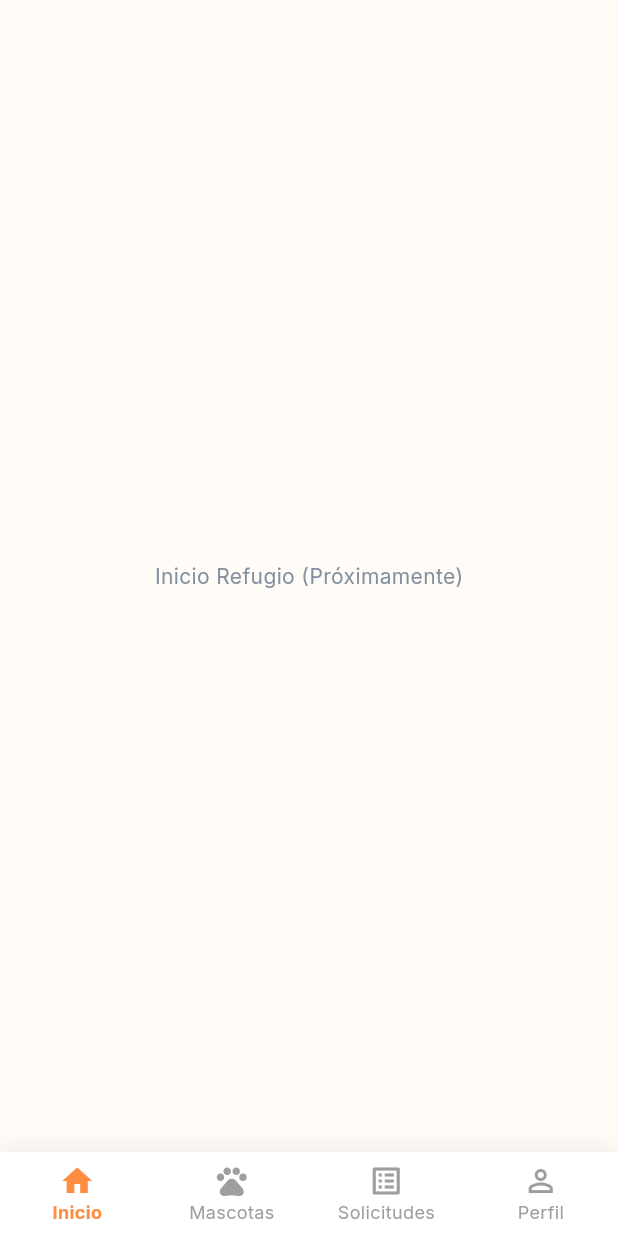
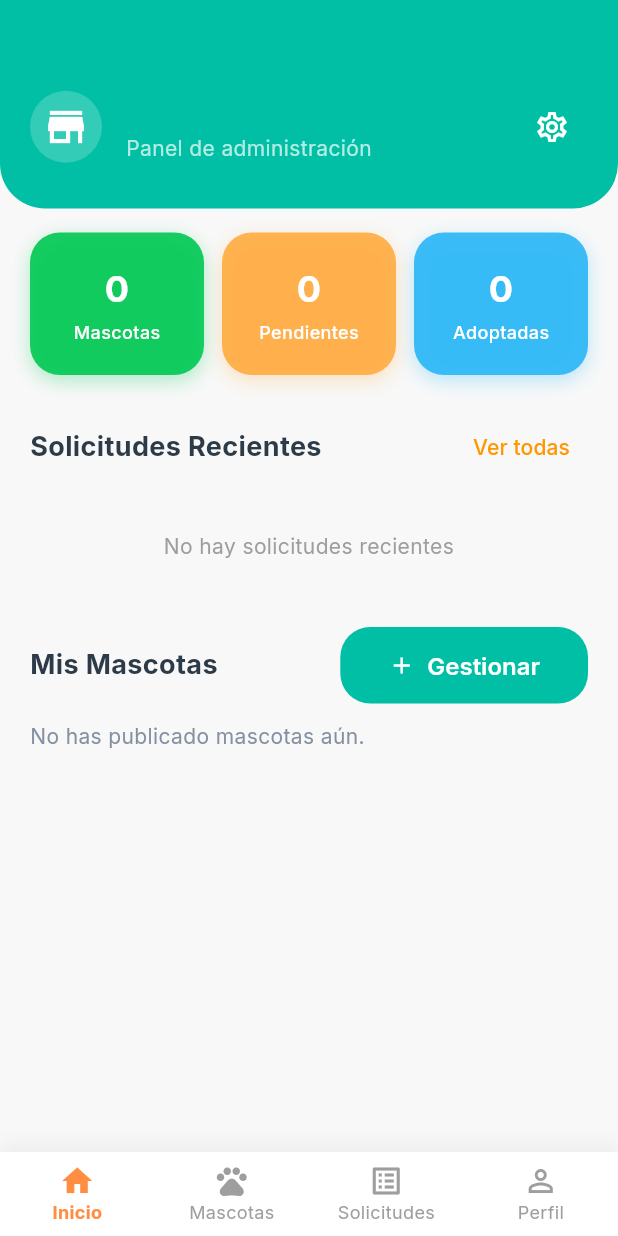
Before and after one commit to jmvillanueva-dev/MobilApp_Flutter_PetAdopt, a Flutter app: the HomePage screen opened directly with empty values, on a phone screen of 412 x 824 dp. Run offline on Flutter 3.47's test engine with Material 3 defaults, Android fonts, the phone set to English and light mode, and no system bars; our stand-ins replace app_links, connectivity_plus, dartz, equatable, flutter_bloc, flutter_dotenv and 6 more; accounts and stored records are empty.

Commit message:
feat: update adoption requests page with action buttons and add shelter home page

```diff
--- a/lib/features/adoption/data/datasources/adoption_remote_data_source.dart
+++ b/lib/features/adoption/data/datasources/adoption_remote_data_source.dart
@@ -60,7 +60,7 @@ class AdoptionRemoteDataSource {
     try {
       final response = await _supabaseClient
           .from('adoption_requests')
-          .select('*, pets(name, primary_photo_url), profiles(*)')
+          .select('*, pets(name, primary_photo_url)')
           .eq('shelter_id', shelterId)
           .order('created_at', ascending: false);
 
--- a/lib/features/home/presentation/pages/home_page.dart
+++ b/lib/features/home/presentation/pages/home_page.dart
@@ -8,6 +8,7 @@ import '../../../pets/presentation/bloc/pets_bloc.dart';
 import '../../../pets/presentation/bloc/pets_event.dart';
 import '../../../pets/presentation/pages/pet_discovery_page.dart';
 import '../../../adoption/presentation/pages/adoption_requests_page.dart';
+import 'shelter_home_page.dart';
 import '../../../../injection_container.dart';
 
 class HomePage extends StatefulWidget {
@@ -35,7 +36,7 @@ class _HomePageState extends State<HomePage> {
             const ProfilePage(),
           ]
         : [
-            const Center(child: Text('Inicio Refugio (Próximamente)')),
+            ShelterHomePage(user: widget.user), // Inicio Refugio
             BlocProvider(
               create: (_) =>
                   getIt<PetsBloc>()..add(PetsLoadRequested(widget.user.id)),
--- /dev/null
+++ b/lib/features/home/presentation/pages/shelter_home_page.dart
@@ -0,0 +1,546 @@
+import 'package:flutter/material.dart';
+import 'package:flutter_bloc/flutter_bloc.dart';
+import 'package:get_it/get_it.dart';
+import 'package:supabase_flutter/supabase_flutter.dart';
+import '../../../../features/pets/presentation/bloc/pets_bloc.dart';
+import '../../../../features/pets/presentation/bloc/pets_state.dart';
+import '../../../../features/pets/presentation/pages/pets_list_page.dart';
+import '../../../adoption/presentation/bloc/adoption_bloc.dart';
+import '../../../adoption/presentation/bloc/adoption_event.dart';
+import '../../../adoption/presentation/bloc/adoption_state.dart';
+import '../../../adoption/presentation/pages/adoption_requests_page.dart';
+import '../../../auth/domain/entities/user_entity.dart';
+import '../../../pets/presentation/bloc/pets_event.dart';
+
+class ShelterHomePage extends StatefulWidget {
+  final UserEntity user;
+
+  const ShelterHomePage({super.key, required this.user});
+
+  @override
+  State<ShelterHomePage> createState() => _ShelterHomePageState();
+}
+
+class _ShelterHomePageState extends State<ShelterHomePage> {
+  @override
+  Widget build(BuildContext context) {
+    // Usamos MultiBlocProvider para tener acceso a Mascotas y Solicitudes
+    return MultiBlocProvider(
+      providers: [
+        BlocProvider(
+          create: (_) =>
+              GetIt.I<PetsBloc>()..add(PetsLoadRequested(widget.user.id)),
+        ),
+        BlocProvider(
+          create: (_) => GetIt.I<AdoptionBloc>()..add(LoadShelterRequests()),
+        ),
+      ],
+      child: _ShelterDashboard(user: widget.user),
+    );
+  }
+}
+
+class _ShelterDashboard extends StatelessWidget {
+  final UserEntity user;
+  const _ShelterDashboard({required this.user});
+
+  @override
+  Widget build(BuildContext context) {
+    return Scaffold(
+      backgroundColor: const Color(0xFFF8F8F8),
+      body: CustomScrollView(
+        slivers: [
+          // Header / App Bar Personalizado
+          SliverToBoxAdapter(
+            child: _buildHeader(context),
+          ),
+
+          // Estats
+          SliverToBoxAdapter(
+            child: _buildStats(context),
+          ),
+
+          // Título Solicitudes Recientes
+          SliverToBoxAdapter(
+            child: Padding(
+              padding: const EdgeInsets.fromLTRB(20, 24, 20, 12),
+              child: Row(
+                mainAxisAlignment: MainAxisAlignment.spaceBetween,
+                children: [
+                  const Text(
+                    'Solicitudes Recientes',
+                    style: TextStyle(
+                      fontSize: 18,
+                      fontWeight: FontWeight.bold,
+                      color: Color(0xFF2D3B48),
+                    ),
+                  ),
+                  TextButton(
+                    onPressed: () {
+                      // Navegar al tab de solicitudes (index 2 en main) or push page
+                      // En este layout, el user puede simplemente usar el bottom nav.
+                      // O podemos hacer un push.
+                      Navigator.of(context).push(
+                        MaterialPageRoute(
+                            builder: (_) => const AdoptionRequestsPage()),
+                      );
+                    },
+                    child: const Text(
+                      'Ver todas',
+                      style: TextStyle(color: Colors.orange),
+                    ),
+                  )
+                ],
+              ),
+            ),
+          ),
+
+          // Lista de Solicitudes Recientes (Limitada a 3)
+          SliverToBoxAdapter(
+            child: _buildRecentRequestsList(),
+          ),
+
+          // Título Mis Mascotas
+          SliverToBoxAdapter(
+            child: Padding(
+              padding: const EdgeInsets.fromLTRB(20, 24, 20, 12),
+              child: Row(
+                mainAxisAlignment: MainAxisAlignment.spaceBetween,
+                children: [
+                  const Text(
+                    'Mis Mascotas',
+                    style: TextStyle(
+                      fontSize: 18,
+                      fontWeight: FontWeight.bold,
+                      color: Color(0xFF2D3B48),
+                    ),
+                  ),
+                  ElevatedButton.icon(
+                    onPressed: () {
+                      // Navegar a agregar mascota
+                      Navigator.push(
+                        context,
+                        MaterialPageRoute(
+                          builder: (context) => PetsListPage(user: user),
+                        ),
+                      );
+                    },
+                    icon: const Icon(Icons.add, size: 18),
+                    label: const Text('Gestionar'),
+                    style: ElevatedButton.styleFrom(
+                      backgroundColor: const Color(0xFF00BFA5),
+                      foregroundColor: Colors.white,
+                      shape: RoundedRectangleBorder(
+                        borderRadius: BorderRadius.circular(20),
+                      ),
+                    ),
+                  ),
+                ],
+              ),
+            ),
+          ),
+
+          // Lista de Mascotas (Horizontal o Vertical corta)
+          SliverToBoxAdapter(
+            child: _buildMyPetsPreview(),
+          ),
+
+          const SliverToBoxAdapter(child: SizedBox(height: 80)),
+        ],
+      ),
+    );
+  }
+
+  Widget _buildHeader(BuildContext context) {
+    return Container(
+      padding: const EdgeInsets.fromLTRB(20, 60, 20, 30),
+      decoration: const BoxDecoration(
+        color: Color(0xFF00BFA5),
+        borderRadius: BorderRadius.vertical(bottom: Radius.circular(30)),
+      ),
+      child: Row(
+        children: [
+          Container(
+            padding: const EdgeInsets.all(8),
+            decoration: BoxDecoration(
+                color: Colors.white.withOpacity(0.2), shape: BoxShape.circle),
+            child: const Icon(Icons.store, color: Colors.white, size: 32),
+          ),
+          const SizedBox(width: 16),
+          Expanded(
+            child: Column(
+              crossAxisAlignment: CrossAxisAlignment.start,
+              children: [
+                Text(
+                  user.displayName ?? 'Refugio',
+                  style: const TextStyle(
+                    color: Colors.white,
+                    fontSize: 20,
+                    fontWeight: FontWeight.bold,
+                  ),
+                ),
+                const Text(
+                  'Panel de administración',
+                  style: TextStyle(
+                    color: Colors.white70,
+                    fontSize: 14,
+                  ),
+                ),
+              ],
+            ),
+          ),
+          IconButton(
+              onPressed: () {},
+              icon: const Icon(Icons.settings_outlined, color: Colors.white))
+        ],
+      ),
+    );
+  }
+
+  Widget _buildStats(BuildContext context) {
+    return Padding(
+      padding: const EdgeInsets.fromLTRB(20, 16, 20, 0),
+      child: Row(
+          children: [
+            Expanded(
+              child: BlocBuilder<PetsBloc, PetsState>(
+                builder: (context, state) {
+                  int count = 0;
+                  if (state is PetsLoaded) count = state.pets.length;
+                  return _StatCard(
+                    count: count.toString(),
+                    label: 'Mascotas',
+                    color: const Color(0xFF00C853), // Greenish
+                  );
+                },
+              ),
+            ),
+            const SizedBox(width: 12),
+            Expanded(
+              child: BlocBuilder<AdoptionBloc, AdoptionState>(
+                builder: (context, state) {
+                  int count = 0;
+                  if (state is AdoptionLoaded) {
+                    count = state.requests
+                        .where((r) => r.status == 'pendiente')
+                        .length;
+                  }
+                  return _StatCard(
+                    count: count.toString(),
+                    label: 'Pendientes',
+                    color: const Color(0xFFFFAB40), // Orange
+                  );
+                },
+              ),
+            ),
+            const SizedBox(width: 12),
+            Expanded(
+              child: BlocBuilder<AdoptionBloc, AdoptionState>(
+                builder: (context, state) {
+                  int count = 0;
+                  if (state is AdoptionLoaded) {
+                    count = state.requests
+                        .where((r) => r.status == 'aprobada')
+                        .length;
+                  }
+                  // Nota: Idealmente contaríamos adopciones históricas, aquí filtramos solicitudes aprobadas recientes
+                  return _StatCard(
+                    count: count.toString(),
+                    label: 'Adoptadas',
+                    color: const Color(0xFF29B6F6), // Blue
+                  );
+                },
+              ),
+            ),
+          ],
+        ),
+      );
+  }
+
+  Widget _buildRecentRequestsList() {
+    return BlocBuilder<AdoptionBloc, AdoptionState>(
+      builder: (context, state) {
+        if (state is AdoptionLoading) {
+          return const Center(child: CircularProgressIndicator());
+        }
+        if (state is AdoptionLoaded) {
+          final requests = state.requests.take(3).toList(); // Solo mostrar 3
+
+          if (requests.isEmpty) {
+            return const Padding(
+              padding: EdgeInsets.all(20),
+              child: Text(
+                'No hay solicitudes recientes',
+                style: TextStyle(color: Colors.grey),
+                textAlign: TextAlign.center,
+              ),
+            );
+          }
+
+          return ListView.separated(
+            padding: const EdgeInsets.symmetric(horizontal: 20),
+            shrinkWrap: true,
+            physics: const NeverScrollableScrollPhysics(),
+            itemCount: requests.length,
+            separatorBuilder: (_, __) => const SizedBox(height: 12),
+            itemBuilder: (context, index) {
+              final req = requests[index];
+              return Container(
+                padding: const EdgeInsets.all(12),
+                decoration: BoxDecoration(
+                  color: Colors.white,
+                  borderRadius: BorderRadius.circular(16),
+                  boxShadow: [
+                    BoxShadow(
+                      color: Colors.black.withOpacity(0.04),
+                      blurRadius: 8,
+                      offset: const Offset(0, 2),
+                    ),
+                  ],
+                ),
+                child: Row(
+                  children: [
+                    Container(
+                      width: 50,
+                      height: 50,
+                      decoration: BoxDecoration(
+                          color: Colors.orange.shade100,
+                          borderRadius: BorderRadius.circular(12),
+                          image: req.petPhotoUrl != null
+                              ? DecorationImage(
+                                  image: NetworkImage(req.petPhotoUrl!),
+                                  fit: BoxFit.cover)
+                              : null),
+                      child: req.petPhotoUrl == null
+                          ? const Icon(Icons.pets, color: Colors.orange)
+                          : null,
+                    ),
+                    const SizedBox(width: 12),
+                    Expanded(
+                      child: Column(
+                        crossAxisAlignment: CrossAxisAlignment.start,
+                        children: [
+                          Text(
+                            'Solicitud para ${req.petName}',
+                            style: const TextStyle(
+                              fontWeight: FontWeight.bold,
+                              fontSize: 15,
+                            ),
+                          ),
+                          Text(
+                            'De: ${req.adopterNamr ?? 'Usuario'}',
+                            style: TextStyle(
+                              color: Colors.grey[600],
+                              fontSize: 13,
+                            ),
+                          ),
+                        ],
+                      ),
+                    ),
+                    if (req.status == 'pendiente') ...[
+                      _SmallActionBtn(
+                          icon: Icons.check,
+                          color: Colors.green,
+                          onTap: () {
+                            context.read<AdoptionBloc>().add(
+                                UpdateRequestStatus(
+                                    requestId: req.id, status: 'aprobada'));
+                          }),
+                      const SizedBox(width: 8),
+                      _SmallActionBtn(
+                          icon: Icons.close,
+                          color: Colors.red,
+                          onTap: () {
+                            context.read<AdoptionBloc>().add(
+                                UpdateRequestStatus(
+                                    requestId: req.id, status: 'rechazada'));
+                          }),
+                    ] else
+                      Container(
+                        padding: const EdgeInsets.symmetric(
+                            horizontal: 10, vertical: 4),
+                        decoration: BoxDecoration(
+                            color: (req.status == 'aprobada'
+                                    ? Colors.green
+                                    : Colors.red)
+                                .withOpacity(0.1),
+                            borderRadius: BorderRadius.circular(10)),
+                        child: Text(req.status.toUpperCase(),
+                            style: TextStyle(
+                                fontSize: 10,
+                                fontWeight: FontWeight.bold,
+                                color: req.status == 'aprobada'
+                                    ? Colors.green
+                                    : Colors.red)),
+                      )
+                  ],
+                ),
+              );
+            },
+          );
+        }
+        return const SizedBox.shrink();
+      },
+    );
+  }
+
+  Widget _buildMyPetsPreview() {
+    return BlocBuilder<PetsBloc, PetsState>(
+      builder: (context, state) {
+        if (state is PetsLoaded) {
+          if (state.pets.isEmpty) {
+            return const Padding(
+              padding: EdgeInsets.symmetric(horizontal: 20),
+              child: Text('No has publicado mascotas aún.'),
+            );
+          }
+
+          return SizedBox(
+            height: 160,
+            child: ListView.builder(
+              padding: const EdgeInsets.symmetric(horizontal: 20),
+              scrollDirection: Axis.horizontal,
+              itemCount: state.pets.length,
+              itemBuilder: (context, index) {
+                final pet = state.pets[index];
+                return Container(
+                  width: 140,
+                  margin: const EdgeInsets.only(right: 12),
+                  padding: const EdgeInsets.all(10),
+                  decoration: BoxDecoration(
+                    color: Colors.white,
+                    borderRadius: BorderRadius.circular(16),
+                    boxShadow: [
+                      BoxShadow(
+                        color: Colors.black.withOpacity(0.04),
+                        blurRadius: 8,
+                        offset: const Offset(0, 2),
+                      ),
+                    ],
+                  ),
+                  child: Column(
+                    crossAxisAlignment: CrossAxisAlignment.start,
+                    children: [
+                      Expanded(
+                        child: Container(
+                          decoration: BoxDecoration(
+                            borderRadius: BorderRadius.circular(12),
+                            color: Colors.grey[200],
+                            image: pet.primaryPhotoUrl != null
+                                ? DecorationImage(
+                                    image: NetworkImage(pet.primaryPhotoUrl!),
+                                    fit: BoxFit.cover)
+                                : null,
+                          ),
+                          child: pet.primaryPhotoUrl == null
+                              ? const Center(
+                                  child: Icon(Icons.pets, color: Colors.grey))
+                              : null,
+                        ),
+                      ),
+                      const SizedBox(height: 8),
+                      Text(
+                        pet.name,
+                        style: const TextStyle(fontWeight: FontWeight.bold),
+                        maxLines: 1,
+                        overflow: TextOverflow.ellipsis,
+                      ),
+                      Text(
+                        pet.status, // Disponible / Adoptado
+                        style: TextStyle(
+                            fontSize: 12,
+                            color: pet.status == 'adoptado'
+                                ? Colors.orange
+                                : Colors.green),
+                      )
+                    ],
+                  ),
+                );
+              },
+            ),
+          );
+        }
+        return const Center(child: CircularProgressIndicator());
+      },
+    );
+  }
+}
+
+class _StatCard extends StatelessWidget {
+  final String count;
+  final String label;
+  final Color color;
+
+  const _StatCard({
+    required this.count,
+    required this.label,
+    required this.color,
+  });
+
+  @override
+  Widget build(BuildContext context) {
+    return Container(
+      padding: const EdgeInsets.symmetric(vertical: 20),
+      decoration: BoxDecoration(
+        color: color.withOpacity(0.9),
+        borderRadius: BorderRadius.circular(20),
+        boxShadow: [
+          BoxShadow(
+            color: color.withOpacity(0.3),
+            blurRadius: 10,
+            offset: const Offset(0, 4),
+          ),
+        ],
+      ),
+      child: Column(
+        children: [
+          Text(
+            count,
+            style: const TextStyle(
+              fontSize: 24,
+              fontWeight: FontWeight.bold,
+              color: Colors.white,
+            ),
+          ),
+          const SizedBox(height: 4),
+          Text(
+            label,
+            style: const TextStyle(
+              fontSize: 12,
+              color: Colors.white,
+              fontWeight: FontWeight.w500,
+            ),
+          ),
+        ],
+      ),
+    );
+  }
+}
+
+class _SmallActionBtn extends StatelessWidget {
+  final IconData icon;
+  final Color color;
+  final VoidCallback onTap;
+
+  const _SmallActionBtn({
+    required this.icon,
+    required this.color,
+    required this.onTap,
+  });
+
+  @override
+  Widget build(BuildContext context) {
+    return InkWell(
+      onTap: onTap,
+      child: Container(
+        width: 32,
+        height: 32,
+        decoration: BoxDecoration(
+          color: color.withOpacity(0.1),
+          shape: BoxShape.circle,
+        ),
+        child: Icon(icon, color: color, size: 18),
+      ),
+    );
+  }
+}
```
Also changed, not shown: lib/features/adoption/presentation/pages/adoption_requests_page.dart (+41 -15 lines).
